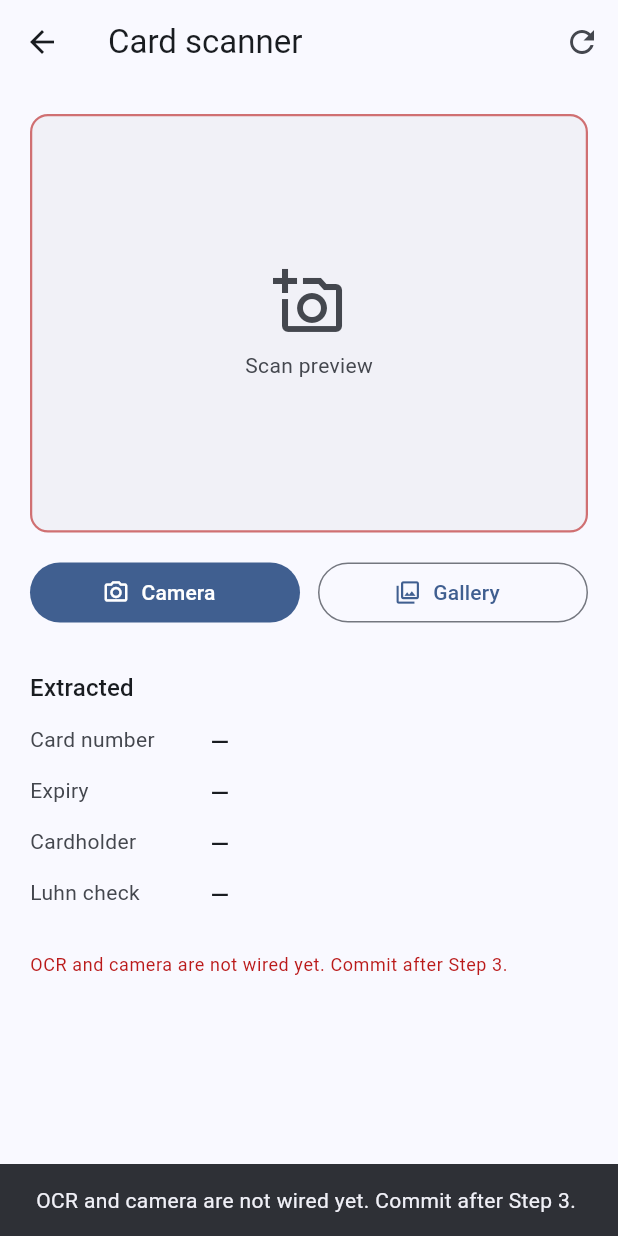
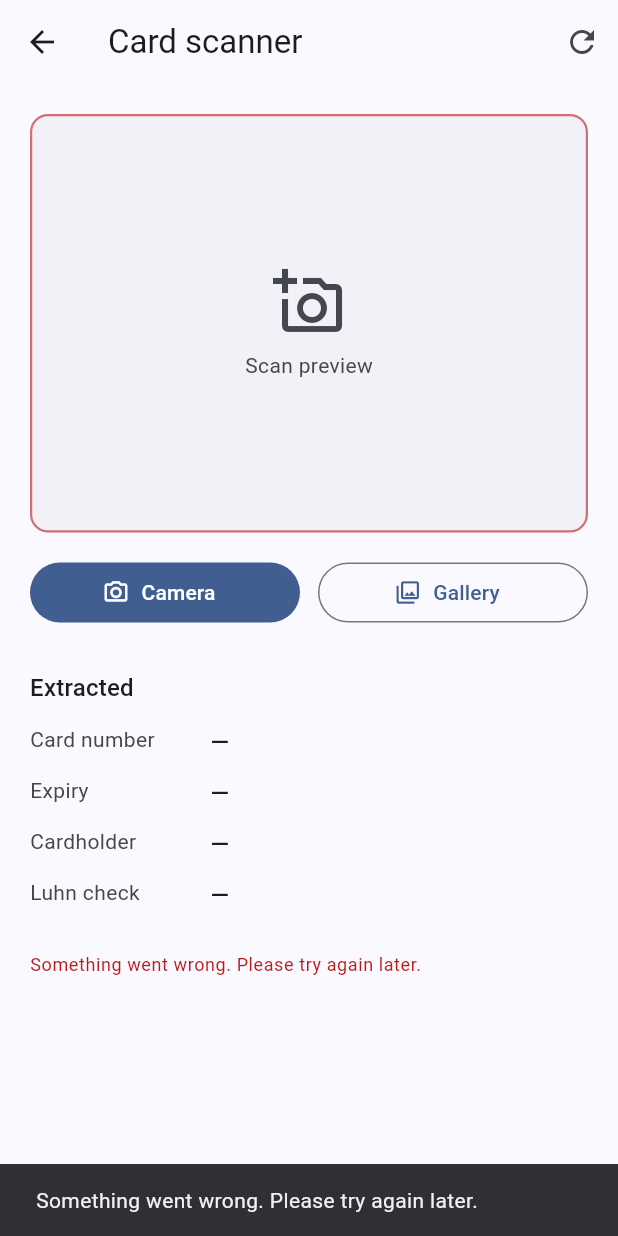
Before and after one commit to VinayaAugusthy/ocr_scanner_app, a Flutter app: the _CardScannerView screen opened directly, after a tap on "Camera", on a phone screen of 412 x 824 dp. Run offline on Flutter 3.47's test engine with Material 3 defaults, Android fonts, the phone set to English and light mode, and no system bars; our stand-ins replace equatable, flutter_bloc.

Commit message:
refactor: centralize theme, strings, and colors

```diff
--- /dev/null
+++ b/lib/core/constants/app_colors.dart
@@ -0,0 +1,7 @@
+import 'package:flutter/material.dart';
+
+abstract final class AppColors {
+  AppColors._();
+
+  static const Color themeSeed = Color(0xFF1565C0);
+}
--- /dev/null
+++ b/lib/core/constants/app_opacity.dart
@@ -0,0 +1,9 @@
+abstract final class AppOpacity {
+  AppOpacity._();
+
+  /// Scan preview border when showing an error hint.
+  static const double scanFrameErrorBorder = 0.6;
+
+  /// Scan preview panel background tint.
+  static const double scanFrameBackground = 0.35;
+}
--- /dev/null
+++ b/lib/core/constants/app_strings.dart
@@ -0,0 +1,43 @@
+abstract final class AppStrings {
+  AppStrings._();
+
+  static const String appTitle = 'OCR Scanner';
+  static const String materialAppTitle = appTitle;
+
+  // Home
+  static const String homeHeadline = 'Choose a scanner';
+  static const String homeSubtitle =
+      'Card and passbook flows use on-device OCR; parsing is custom.';
+  static const String homeCardScannerButton = 'Card scanner';
+  static const String homePassbookScannerButton = 'Passbook / bank document';
+
+  // Card scanner
+  static const String cardScannerTitle = 'Card scanner';
+  static const String clearTooltip = 'Clear';
+  static const String cameraButton = 'Camera';
+  static const String galleryButton = 'Gallery';
+  static const String extractedSectionTitle = 'Extracted';
+  static const String cardFieldNumber = 'Card number';
+  static const String cardFieldExpiry = 'Expiry';
+  static const String cardFieldCardholder = 'Cardholder';
+  static const String cardFieldLuhn = 'Luhn check';
+  static const String luhnValid = 'Valid';
+  static const String luhnInvalidOrUnknown = 'Invalid / unknown';
+
+  // Passbook scanner
+  static const String passbookScannerTitle = 'Passbook scanner';
+  static const String passbookFieldHolder = 'Account holder';
+  static const String passbookFieldAccount = 'Account number';
+  static const String passbookFieldIfsc = 'IFSC';
+
+  // Scan preview
+  static const String scanPreviewLabel = 'Scan preview';
+
+  // Placeholders / masks
+  static const String emDash = '—';
+  static const String cardNumberMaskPrefix = 'XXXX XXXX XXXX ';
+
+  // Bloc / flow (user-facing errors)
+  static const String errorTryAgainLater =
+      'Something went wrong. Please try again later.';
+}
--- a/lib/core/presentation/formatters.dart
+++ b/lib/core/presentation/formatters.dart
@@ -1,19 +1,19 @@
+import 'package:ocr_scanner_app/core/constants/app_strings.dart';
+
 String maskCardNumberForDisplay(String? digitsOnly) {
   if (digitsOnly == null || digitsOnly.length < 4) {
-    return '—';
+    return AppStrings.emDash;
   }
   final last4 = digitsOnly.substring(digitsOnly.length - 4);
-  return 'XXXX XXXX XXXX $last4';
+  return '${AppStrings.cardNumberMaskPrefix}$last4';
 }
 
 String formatExpiryDisplay(int? month, int? yearYY) {
-  if (month == null || yearYY == null) return '—';
-  final mm = month.toString().padLeft(2, '0');
+  if (month == null || yearYY == null) return AppStrings.emDash;  final mm = month.toString().padLeft(2, '0');
   final yy = yearYY.toString().padLeft(2, '0');
   return '$mm/$yy';
 }
 
 String displayOrDash(String? value) {
-  if (value == null || value.trim().isEmpty) return '—';
-  return value.trim();
+  if (value == null || value.trim().isEmpty) return AppStrings.emDash;  return value.trim();
 }
--- a/lib/core/presentation/widgets/scan_image_frame.dart
+++ b/lib/core/presentation/widgets/scan_image_frame.dart
@@ -1,6 +1,9 @@
 import 'dart:io';
 
 import 'package:flutter/material.dart';
+import 'package:ocr_scanner_app/core/constants/app_opacity.dart';
+import 'package:ocr_scanner_app/core/constants/app_strings.dart';
+import 'package:ocr_scanner_app/core/theme/app_theme.dart';
 
 class ScanImageFrame extends StatelessWidget {
   const ScanImageFrame({super.key, this.imagePath, this.showErrorHint = false});
@@ -10,9 +13,10 @@ class ScanImageFrame extends StatelessWidget {
 
   @override
   Widget build(BuildContext context) {
-    final theme = Theme.of(context);
+    final theme = context.appTheme;
     final borderColor = showErrorHint
-        ? theme.colorScheme.error.withValues(alpha: 0.6)
+        ? theme.colorScheme.error
+            .withValues(alpha: AppOpacity.scanFrameErrorBorder)
         : theme.colorScheme.outlineVariant;
 
     Widget child;
@@ -36,7 +40,7 @@ class ScanImageFrame extends StatelessWidget {
           borderRadius: BorderRadius.circular(12),
           border: Border.all(color: borderColor, width: 1.5),
           color: theme.colorScheme.surfaceContainerHighest.withValues(
-            alpha: 0.35,
+            alpha: AppOpacity.scanFrameBackground,
           ),
         ),
         child: ClipRRect(
@@ -55,7 +59,7 @@ class ScanImageFrame extends StatelessWidget {
           Icon(icon, size: 48, color: theme.colorScheme.onSurfaceVariant),
           const SizedBox(height: 8),
           Text(
-            'Scan preview',
+            AppStrings.scanPreviewLabel,
             style: theme.textTheme.bodyMedium?.copyWith(
               color: theme.colorScheme.onSurfaceVariant,
             ),
--- /dev/null
+++ b/lib/core/theme/app_theme.dart
@@ -0,0 +1,17 @@
+import 'package:flutter/material.dart';
+import 'package:ocr_scanner_app/core/constants/app_colors.dart';
+
+abstract final class AppTheme {
+  AppTheme._();
+
+  static ThemeData light() {
+    return ThemeData(
+      colorScheme: ColorScheme.fromSeed(seedColor: AppColors.themeSeed),
+      useMaterial3: true,
+    );
+  }
+}
+
+extension AppThemeContext on BuildContext {
+  ThemeData get appTheme => Theme.of(this);
+}
--- a/lib/features/card_scanner/presentation/bloc/card_scanner_bloc.dart
+++ b/lib/features/card_scanner/presentation/bloc/card_scanner_bloc.dart
@@ -1,4 +1,5 @@
 import 'package:flutter_bloc/flutter_bloc.dart';
+import 'package:ocr_scanner_app/core/constants/app_strings.dart';
 import 'package:ocr_scanner_app/features/card_scanner/presentation/bloc/card_scanner_event.dart';
 import 'package:ocr_scanner_app/features/card_scanner/presentation/bloc/card_scanner_state.dart';
 
@@ -18,21 +19,13 @@ class CardScannerBloc extends Bloc<CardScannerEvent, CardScannerState> {
     CardScannerPickCamera event,
     Emitter<CardScannerState> emit,
   ) {
-    emit(
-      const CardScannerFailure(
-        'OCR and camera are not wired yet. Commit after Step 3.',
-      ),
-    );
+    emit(const CardScannerFailure(AppStrings.errorTryAgainLater));
   }
 
   void _onPickGallery(
     CardScannerPickGallery event,
     Emitter<CardScannerState> emit,
   ) {
-    emit(
-      const CardScannerFailure(
-        'OCR and gallery are not wired yet. Commit after Step 3.',
-      ),
-    );
+    emit(const CardScannerFailure(AppStrings.errorTryAgainLater));
   }
 }
--- a/lib/features/card_scanner/presentation/card_scanner_page.dart
+++ b/lib/features/card_scanner/presentation/card_scanner_page.dart
@@ -1,6 +1,8 @@
 import 'package:flutter/material.dart';
 import 'package:flutter_bloc/flutter_bloc.dart';
+import 'package:ocr_scanner_app/core/constants/app_strings.dart';
 import 'package:ocr_scanner_app/core/presentation/formatters.dart';
+import 'package:ocr_scanner_app/core/theme/app_theme.dart';
 import 'package:ocr_scanner_app/core/presentation/widgets/scan_image_frame.dart';
 import 'package:ocr_scanner_app/features/card_scanner/presentation/bloc/card_scanner_bloc.dart';
 import 'package:ocr_scanner_app/features/card_scanner/presentation/bloc/card_scanner_event.dart';
@@ -33,7 +35,7 @@ class _CardScannerView extends StatelessWidget {
         }
       },
       builder: (context, state) {
-        final theme = Theme.of(context);
+        final theme = context.appTheme;
         String? path;
         var errorHint = false;
         if (state is CardScannerSuccess) {
@@ -44,10 +46,10 @@ class _CardScannerView extends StatelessWidget {
 
         return Scaffold(
           appBar: AppBar(
-            title: const Text('Card scanner'),
+            title: const Text(AppStrings.cardScannerTitle),
             actions: [
               IconButton(
-                tooltip: 'Clear',
+                tooltip: AppStrings.clearTooltip,
                 onPressed: () => context.read<CardScannerBloc>().add(
                       const CardScannerReset(),
                     ),
@@ -70,7 +72,7 @@ class _CardScannerView extends StatelessWidget {
                                 const CardScannerPickCamera(),
                               ),
                       icon: const Icon(Icons.photo_camera_outlined),
-                      label: const Text('Camera'),
+                      label: const Text(AppStrings.cameraButton),
                     ),
                   ),
                   const SizedBox(width: 12),
@@ -82,7 +84,7 @@ class _CardScannerView extends StatelessWidget {
                                 const CardScannerPickGallery(),
                               ),
                       icon: const Icon(Icons.photo_library_outlined),
-                      label: const Text('Gallery'),
+                      label: const Text(AppStrings.galleryButton),
                     ),
                   ),
                 ],
@@ -92,38 +94,50 @@ class _CardScannerView extends StatelessWidget {
                 const LinearProgressIndicator(),
               ],
               const SizedBox(height: 28),
-              Text('Extracted', style: theme.textTheme.titleMedium),
+              Text(AppStrings.extractedSectionTitle,
+                  style: theme.textTheme.titleMedium),
               const SizedBox(height: 12),
               if (state is CardScannerSuccess) ...[
                 _InfoRow(
-                  label: 'Card number',
+                  label: AppStrings.cardFieldNumber,
                   value: maskCardNumberForDisplay(
                     state.details.cardNumberDigits,
                   ),
                 ),
                 _InfoRow(
-                  label: 'Expiry',
+                  label: AppStrings.cardFieldExpiry,
                   value: formatExpiryDisplay(
                     state.details.expiryMonth,
                     state.details.expiryYearYY,
                   ),
                 ),
                 _InfoRow(
-                  label: 'Cardholder',
+                  label: AppStrings.cardFieldCardholder,
                   value: displayOrDash(state.details.holderName),
                 ),
                 _InfoRow(
-                  label: 'Luhn check',
-                  value: state.details.luhnValid ? 'Valid' : 'Invalid / unknown',
+                  label: AppStrings.cardFieldLuhn,
+                  value: state.details.luhnValid
+                      ? AppStrings.luhnValid
+                      : AppStrings.luhnInvalidOrUnknown,
                 ),
               ] else ...[
                 _InfoRow(
-                  label: 'Card number',
+                  label: AppStrings.cardFieldNumber,
                   value: maskCardNumberForDisplay(null),
                 ),
-                const _InfoRow(label: 'Expiry', value: '—'),
-                const _InfoRow(label: 'Cardholder', value: '—'),
-                const _InfoRow(label: 'Luhn check', value: '—'),
+                const _InfoRow(
+                  label: AppStrings.cardFieldExpiry,
+                  value: AppStrings.emDash,
+                ),
+                const _InfoRow(
+                  label: AppStrings.cardFieldCardholder,
+                  value: AppStrings.emDash,
+                ),
+                const _InfoRow(
+                  label: AppStrings.cardFieldLuhn,
+                  value: AppStrings.emDash,
+                ),
               ],
               if (state is CardScannerFailure) ...[
                 const SizedBox(height: 16),
@@ -150,7 +164,7 @@ class _InfoRow extends StatelessWidget {
 
   @override
   Widget build(BuildContext context) {
-    final theme = Theme.of(context);
+    final theme = context.appTheme;
     return Padding(
       padding: const EdgeInsets.only(bottom: 10),
       child: Row(
--- a/lib/features/passbook_scanner/presentation/bloc/passbook_scanner_bloc.dart
+++ b/lib/features/passbook_scanner/presentation/bloc/passbook_scanner_bloc.dart
@@ -1,9 +1,11 @@
 import 'package:flutter_bloc/flutter_bloc.dart';
+import 'package:ocr_scanner_app/core/constants/app_strings.dart';
 import 'package:ocr_scanner_app/features/passbook_scanner/presentation/bloc/passbook_scanner_event.dart';
 import 'package:ocr_scanner_app/features/passbook_scanner/presentation/bloc/passbook_scanner_state.dart';
 
 /// Step 1: skeleton. Step 3 wires OCR + [parsePassbook].
-class PassbookScannerBloc extends Bloc<PassbookScannerEvent, PassbookScannerState> {
+class PassbookScannerBloc
+    extends Bloc<PassbookScannerEvent, PassbookScannerState> {
   PassbookScannerBloc() : super(const PassbookScannerInitial()) {
     on<PassbookScannerReset>(_onReset);
     on<PassbookScannerPickCamera>(_onPickCamera);
@@ -21,21 +23,13 @@ class PassbookScannerBloc extends Bloc<PassbookScannerEvent, PassbookScannerStat
     PassbookScannerPickCamera event,
     Emitter<PassbookScannerState> emit,
   ) {
-    emit(
-      const PassbookScannerFailure(
-        'OCR and camera are not wired yet. Commit after Step 3.',
-      ),
-    );
+    emit(const PassbookScannerFailure(AppStrings.errorTryAgainLater));
   }
 
   void _onPickGallery(
     PassbookScannerPickGallery event,
     Emitter<PassbookScannerState> emit,
   ) {
-    emit(
-      const PassbookScannerFailure(
-        'OCR and gallery are not wired yet. Commit after Step 3.',
-      ),
-    );
+    emit(const PassbookScannerFailure(AppStrings.errorTryAgainLater));
   }
 }
```
Also changed, not shown: lib/app.dart (+4 -5 lines), lib/features/home/presentation/home_page.dart (+10 -9 lines), lib/features/passbook_scanner/presentation/passbook_scanner_page.dart (+25 -13 lines).
